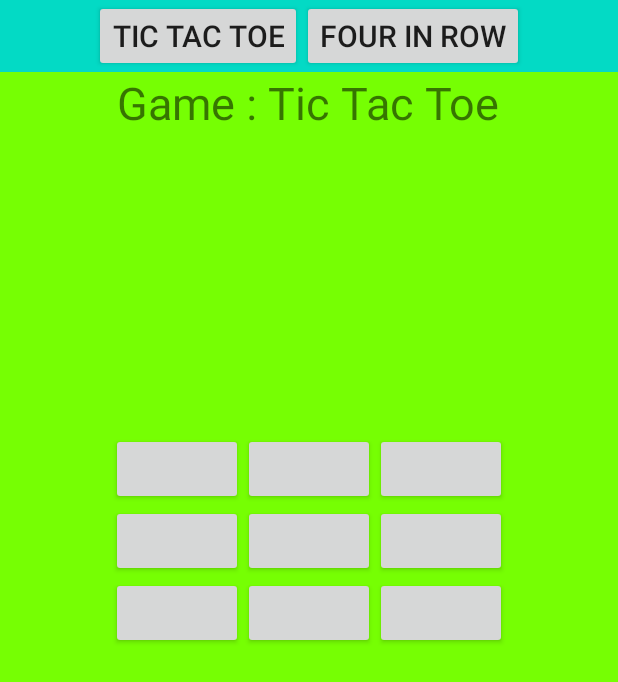
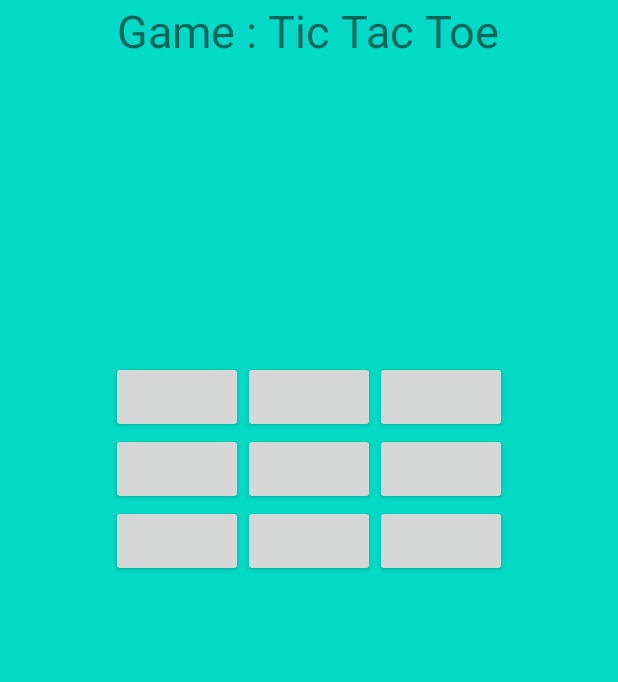
Before and after one commit to FaribaDarvishian/TicTacToyVs4InRow, an Android app: the layout fragment_tic_tac_toe.xml on its own in the app's theme, with its tools: preview values and no code run, on a phone screen of 412 x 824 dp. Shown: the top 682 px of the screen. Run offline under Robolectric (Android 15) with nearby library versions, the phone set to English and light mode, and no system bars.

Commit message:
add logic tic toc toe fragment whit configuration change handel problem(in is win method):when code exist inside use direct in if check is true action but now crash I try to solve this because simple responsibly is better

```diff
--- a/app/src/main/res/layout/fragment_tic_tac_toy.xml
+++ b/app/src/main/res/layout/fragment_tic_tac_toe.xml
@@ -3,34 +3,10 @@
     xmlns:tools="http://schemas.android.com/tools"
     android:layout_width="match_parent"
     android:layout_height="match_parent"
-    android:background="@color/colorGreen"
-    tools:context=".TicTacToyFragment"
+    android:background="@color/colorAccent"
+    tools:context=".TicTacToeFragment"
     android:orientation="vertical">
-<LinearLayout
-android:id="@+id/LinearButtonGame"
-android:layout_width="match_parent"
-android:layout_height="wrap_content"
-android:orientation="horizontal"
-android:gravity="center"
-android:background="@color/colorAccent">
-<Button
-    android:id="@+id/TicTacToeButton"
-    android:layout_width="wrap_content"
-    android:layout_height="wrap_content"
-    android:layout_alignParentLeft="true"
-    android:textSize="20dp"
-    android:text="Tic Tac Toe" />
 
-<Button
-    android:id="@+id/FourInRowButton"
-    android:layout_width="wrap_content"
-    android:layout_height="wrap_content"
-    android:layout_alignParentRight="true"
-    android:textSize="20dp"
-    android:text="Four In Row" />
-
-
-</LinearLayout>
     <TextView
         android:layout_width="wrap_content"
         android:layout_height="wrap_content"
@@ -49,17 +25,17 @@ android:background="@color/colorAccent">
             android:layout_height="wrap_content"
             android:layout_gravity="top">
             <Button
+                android:id="@+id/btn1"
                 android:layout_width="wrap_content"
-                android:layout_height="wrap_content"
-                android:layout_gravity="center"/>
+                android:layout_height="wrap_content" />
             <Button
+                android:id="@+id/btn2"
                 android:layout_width="wrap_content"
-                android:layout_height="wrap_content"
-                android:layout_gravity="left"/>
+                android:layout_height="wrap_content" />
             <Button
+                android:id="@+id/btn3"
                 android:layout_width="wrap_content"
-                android:layout_height="wrap_content"
-                android:layout_gravity="right"/>
+                android:layout_height="wrap_content" />
 
         </LinearLayout>
         <LinearLayout
@@ -67,35 +43,37 @@ android:background="@color/colorAccent">
             android:layout_height="wrap_content"
             android:layout_gravity="center">
             <Button
+                android:id="@+id/btn4"
                 android:layout_width="wrap_content"
-                android:layout_height="wrap_content"
-                android:layout_gravity="center"/>
+                android:layout_height="wrap_content" />
             <Button
+                android:id="@+id/btn5"
                 android:layout_width="wrap_content"
-                android:layout_height="wrap_content"
-                android:layout_gravity="left"/>
+                android:layout_height="wrap_content" />
             <Button
+                android:id="@+id/btn6"
                 android:layout_width="wrap_content"
-                android:layout_height="wrap_content"
-                android:layout_gravity="right"/>
+                android:layout_height="wrap_content" />
 
         </LinearLayout>
         <LinearLayout
+
             android:layout_width="match_parent"
             android:layout_height="wrap_content"
             android:layout_gravity="bottom">
             <Button
+                android:id="@+id/btn7"
+                android:layout_width="wrap_content"
+                android:layout_height="wrap_content" />
+            <Button
+                android:id="@+id/btn8"
+                android:layout_width="wrap_content"
+                android:layout_height="wrap_content" />
+            <Button
+                android:id="@+id/btn9"
                 android:layout_width="wrap_content"
                 android:layout_height="wrap_content"
-                android:layout_gravity="center"/>
-            <Button
-                android:layout_width="wrap_content"
-                android:layout_height="wrap_content"
-                android:layout_gravity="left"/>
-            <Button
-                android:layout_width="wrap_content"
-                android:layout_height="wrap_content"
-                android:layout_gravity="right"/>
+               />
 
         </LinearLayout>
 
```
Also changed, not shown: app/src/main/java/com/example/tictactoyvs4inrow/MainActivity.java (+64 -0 lines), app/src/main/java/com/example/tictactoyvs4inrow/TicTacToeFragment.java (added, +146 -0 lines), app/src/main/java/com/example/tictactoyvs4inrow/TicTacToyFragment.java (deleted, +0 -64 lines), app/src/main/res/layout/activity_main.xml (+10 -13 lines).
